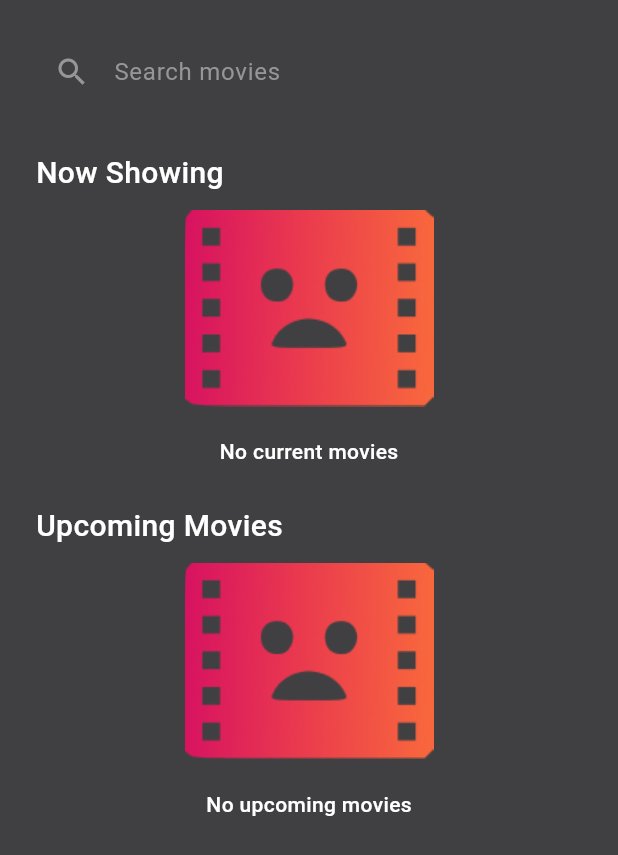
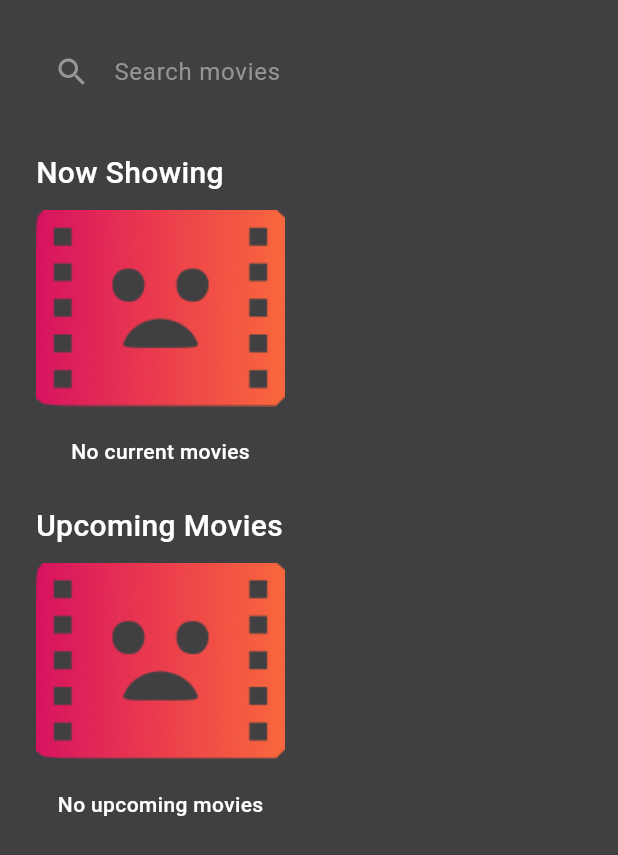
Before and after one commit to faustojc/Booko, a Flutter app: the HomeView widget shown alone on an empty page, opened directly, on a phone screen of 412 x 824 dp. Shown: the top 855 px of the screen. Run offline on Flutter 3.47's test engine with Material 3 defaults, Android fonts, the light colour scheme and no system bars; our stand-ins replace auto_size_text, bloc_concurrency, cloud_firestore, firebase_auth, firebase_core, firebase_storage and 7 more; missing offline and left inert: fast_cached_network_image, fast_equatable, move_to_background, shimmer_pro, xid; accounts and stored records are empty.

Commit message:
Adjust & Fix: Adjust the home layout and fix gradle upgrade issues

```diff
--- a/lib/domain/repository/home/movie_repo.dart
+++ b/lib/domain/repository/home/movie_repo.dart
@@ -42,12 +42,13 @@ class MovieRepo {
   }
 
   Future<void> fetchLatestData() async {
-    final data = await Movie().orderBy('updated_at', descending: true).limit(6).get();
+    final data = await Movie().orderBy('created_at', descending: true).limit(6).get();
 
     for (final movie in data) {
       movie.posterUrl = await _storage.ref().child(movie.posterUrl!).getDownloadURL();
     }
 
+    movies.clear();
     movies.addAll(data);
   }
 }
--- a/lib/presentation/pages/user/home_page.dart
+++ b/lib/presentation/pages/user/home_page.dart
@@ -1,7 +1,7 @@
 import 'package:booko/domain/repository/home/movie_repo.dart';
 import 'package:booko/domain/repository/user/user_repo.dart';
 import 'package:booko/domain/routes/route.dart';
-import 'package:booko/presentation/bloc/home/movies_bloc.dart';
+import 'package:booko/presentation/bloc/movie/movies_bloc.dart';
 import 'package:booko/presentation/widget/home/home_view.dart';
 import 'package:booko/resources/colors/theme_colors.dart';
 import 'package:flutter/material.dart';
--- a/lib/presentation/widget/home/home_view.dart
+++ b/lib/presentation/widget/home/home_view.dart
@@ -1,20 +1,14 @@
-import 'package:booko/presentation/bloc/home/movies_bloc.dart';
+import 'package:booko/presentation/bloc/movie/movies_bloc.dart';
 import 'package:booko/presentation/widget/home/movies_list.dart';
 import 'package:booko/resources/colors/theme_colors.dart';
 import 'package:flutter/material.dart';
 import 'package:flutter_bloc/flutter_bloc.dart';
-import 'package:flutter_hooks/flutter_hooks.dart';
 
-class HomeView extends HookWidget {
+class HomeView extends StatelessWidget {
   const HomeView({super.key});
 
   @override
   Widget build(BuildContext context) {
-    /*useEffect(() {
-      context.read<MoviesBloc>().add(MoviesFetchInitialData());
-      return null;
-    }, const []);*/
-
     return RefreshIndicator(
       onRefresh: () async {
         Future<void> movieState = context.read<MoviesBloc>().stream.firstWhere((state) => state is MoviesLoaded || state is MoviesError);
@@ -30,8 +24,7 @@ class HomeView extends HookWidget {
             child: Padding(
               padding: const EdgeInsets.symmetric(horizontal: 24),
               child: Column(
-                crossAxisAlignment: CrossAxisAlignment.stretch,
-                mainAxisSize: MainAxisSize.max,
+                crossAxisAlignment: CrossAxisAlignment.start,
                 children: [
                   const SizedBox(height: 20),
                   Hero(
--- a/lib/presentation/widget/home/movies_list.dart
+++ b/lib/presentation/widget/home/movies_list.dart
@@ -2,7 +2,7 @@ import 'package:auto_size_text/auto_size_text.dart';
 import 'package:booko/data/model/movie.dart';
 import 'package:booko/domain/repository/home/movie_repo.dart';
 import 'package:booko/domain/routes/route.dart';
-import 'package:booko/presentation/bloc/home/movies_bloc.dart';
+import 'package:booko/presentation/bloc/movie/movies_bloc.dart';
 import 'package:booko/presentation/widget/shared/content_unavailable.dart';
 import 'package:booko/resources/colors/theme_colors.dart';
 import 'package:fast_cached_network_image/fast_cached_network_image.dart';
@@ -18,28 +18,21 @@ class MovieList extends StatelessWidget {
   @override
   Widget build(BuildContext context) {
     return BlocBuilder<MoviesBloc, MoviesState>(
-      buildWhen: (previous, current) => previous != current,
       builder: (context, state) {
         if (state is MoviesLoading && state.isFirstFetch) {
-          return GridView(
+          return ListView(
             shrinkWrap: true,
-            physics: const NeverScrollableScrollPhysics(),
-            gridDelegate: const SliverGridDelegateWithFixedCrossAxisCount(
-              crossAxisCount: 2,
-              mainAxisSpacing: 10,
-              crossAxisSpacing: 10,
-              mainAxisExtent: 360,
-            ),
+            physics: const ClampingScrollPhysics(),
             children: List.generate(
               2,
               (index) => Column(
-                crossAxisAlignment: CrossAxisAlignment.stretch,
+                mainAxisSize: MainAxisSize.min,
                 children: [
                   ShimmerPro.sized(
                     light: ShimmerProLight.darker,
                     scaffoldBackgroundColor: ThemeColor.surface,
                     height: 250,
-                    width: double.infinity,
+                    width: 320,
                   ),
                   ShimmerPro.text(
                     light: ShimmerProLight.darker,
@@ -53,7 +46,7 @@ class MovieList extends StatelessWidget {
           );
         }
 
-        late List<Movie> movies = RepositoryProvider.of<MovieRepo>(context).movies.toList();
+        late Set<Movie> movies = RepositoryProvider.of<MovieRepo>(context).movies;
 
         if (movies.isNotEmpty) {
           movies = movies.where((movie) {
@@ -62,7 +55,7 @@ class MovieList extends StatelessWidget {
             } else {
               return movie.schedules.every((schedule) => schedule.month > DateTime.now().month && schedule.day > DateTime.now().day);
             }
-          }).toList();
+          }).toSet();
         }
 
         return (movies.isEmpty)
@@ -70,23 +63,21 @@ class MovieList extends StatelessWidget {
                 message: (isNowShowing) ? "No current movies" : "No upcoming movies",
                 imagePath: "assets/images/content/no-movies.png",
               )
-            : GridView.builder(
+            : SizedBox(
+                height: 350,
+                child: ListView.separated(
                   itemCount: movies.length,
                   shrinkWrap: true,
-                physics: const NeverScrollableScrollPhysics(),
-                gridDelegate: const SliverGridDelegateWithFixedCrossAxisCount(
-                  crossAxisCount: 2,
-                  mainAxisExtent: 350,
-                  mainAxisSpacing: 10,
-                  crossAxisSpacing: 10,
-                ),
+                  scrollDirection: Axis.horizontal,
+                  physics: const ClampingScrollPhysics(),
+                  separatorBuilder: (context, index) => const SizedBox(width: 15),
                   itemBuilder: (context, index) {
                     return Column(
-                    crossAxisAlignment: CrossAxisAlignment.stretch,
+                      crossAxisAlignment: CrossAxisAlignment.start,
                       children: [
                         GestureDetector(
                           onTap: () {
-                          RepositoryProvider.of<MovieRepo>(context).currentMovie = movies[index];
+                            RepositoryProvider.of<MovieRepo>(context).currentMovie = movies.elementAt(index);
                             Navigator.push(context, Routes.movie());
                           },
                           child: SizedBox(
@@ -94,14 +85,14 @@ class MovieList extends StatelessWidget {
                             child: ClipRRect(
                               borderRadius: BorderRadius.circular(14),
                               child: FastCachedImage(
-                              url: movies[index].posterUrl!,
+                                url: movies.elementAt(index).posterUrl!,
                                 fit: BoxFit.cover,
                                 loadingBuilder: (context, progressData) {
                                   return ShimmerPro.sized(
                                     light: ShimmerProLight.darker,
                                     scaffoldBackgroundColor: ThemeColor.surface,
                                     height: 280,
-                                  width: double.infinity,
+                                    width: null,
                                   );
                                 },
                               ),
@@ -109,14 +100,15 @@ class MovieList extends StatelessWidget {
                           ),
                         ),
                         const SizedBox(height: 10),
-                      Flexible(
-                        flex: 0,
-                        fit: FlexFit.tight,
+                        Container(
+                          constraints: BoxConstraints(
+                            maxWidth: MediaQuery.of(context).size.width * 0.39,
+                          ),
                           child: Column(
-                          crossAxisAlignment: CrossAxisAlignment.stretch,
+                            crossAxisAlignment: CrossAxisAlignment.start,
                             children: [
                               AutoSizeText(
-                              movies[index].title!,
+                                movies.elementAt(index).title!,
                                 maxLines: 2,
                                 overflow: TextOverflow.ellipsis,
                                 style: const TextStyle(
@@ -127,7 +119,7 @@ class MovieList extends StatelessWidget {
                               ),
                               const SizedBox(height: 5),
                               Text(
-                              movies[index].genres.join(' / '),
+                                movies.elementAt(index).genres.join(' / '),
                                 overflow: TextOverflow.ellipsis,
                                 style: const TextStyle(fontSize: 12, color: ThemeColor.surfaceVariant),
                               ),
@@ -137,6 +129,7 @@ class MovieList extends StatelessWidget {
                       ],
                     );
                   },
+                ),
               );
       },
     );
```
Also changed, not shown: lib/presentation/bloc/movie/movies_bloc.dart (renamed from lib/presentation/bloc/home/movies_bloc.dart), lib/presentation/bloc/movie/movies_event.dart (renamed from lib/presentation/bloc/home/movies_event.dart), lib/presentation/bloc/movie/movies_state.dart (renamed from lib/presentation/bloc/home/movies_state.dart), 5 other files. Lines whose indentation alone changed are shown as unchanged.
